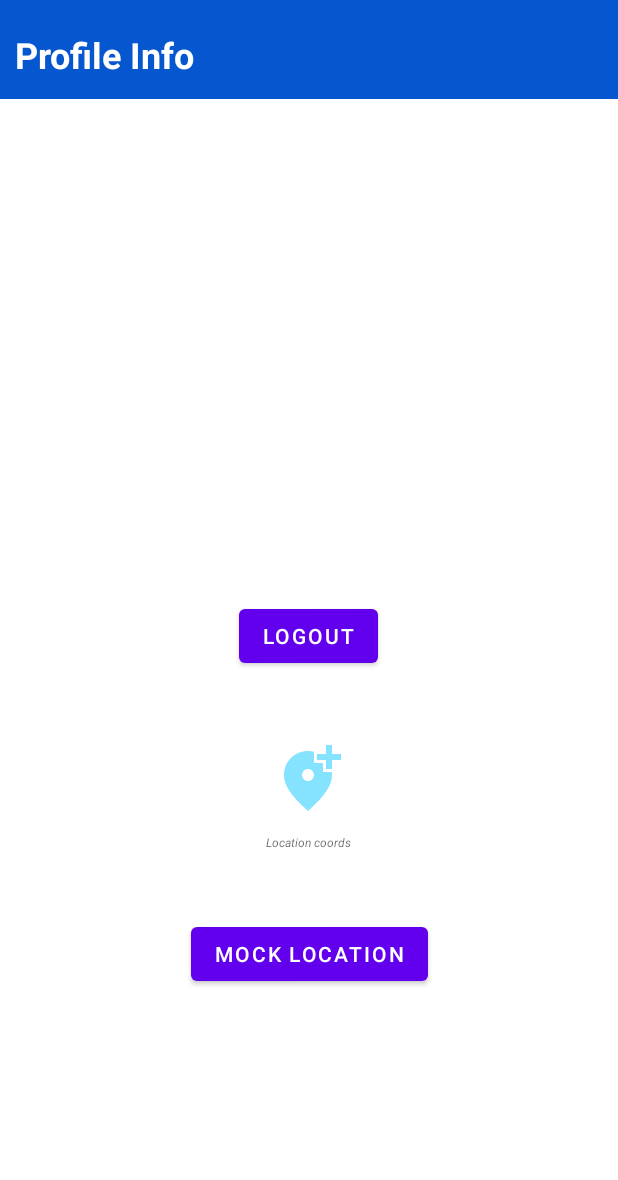
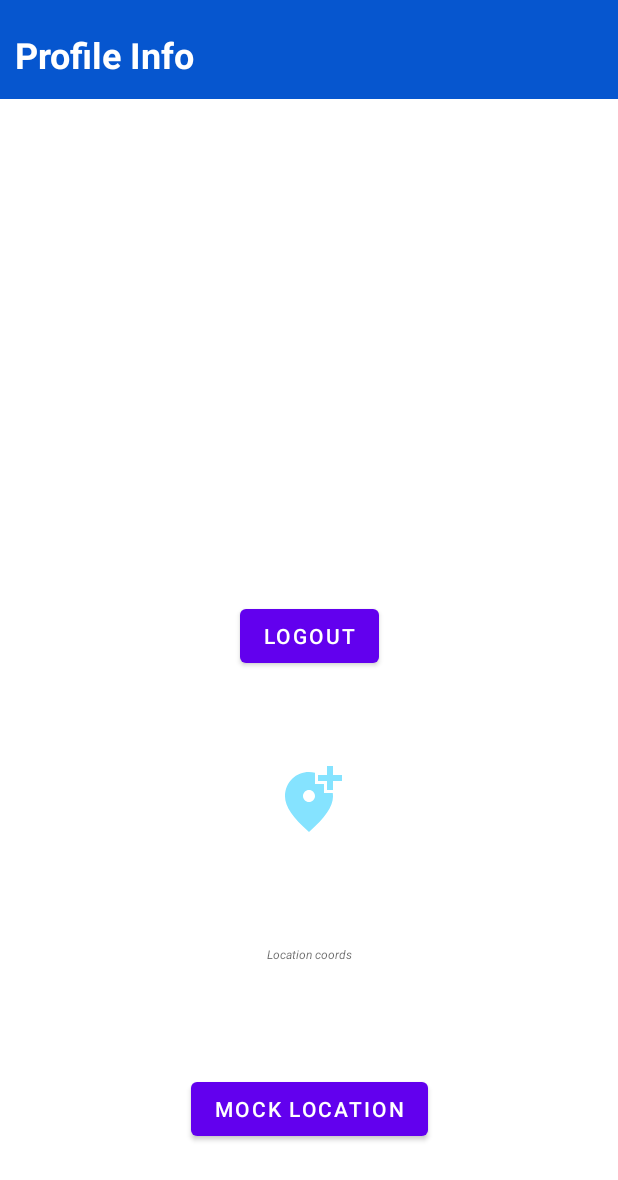
Before and after one commit to d2p/learning-kotlin-hw, an Android app: the layout activity_profile.xml on its own in the app's theme, with its tools: preview values and no code run, on a phone screen of 412 x 824 dp. Shown: the top 1180 px of the screen. Run offline under Robolectric (Android 15) with nearby library versions, the phone set to English and light mode, and no system bars.

Commit message:
Fixed location mocking, and geofence reminder removal upon successful (on time) location-based trigger

```diff
--- a/app/src/main/java/com/ouluuni21/assistedreminder/MapActivity.kt
+++ b/app/src/main/java/com/ouluuni21/assistedreminder/MapActivity.kt
@@ -56,7 +56,7 @@ class MapActivity : AppCompatActivity(), OnMapReadyCallback {
         map = googleMap
         map.uiSettings.isZoomControlsEnabled = true
 
-        val currentCity = LatLng(65.05993246473764, 25.467624998875436)
+        val currentCity = LatLng(65.02274437270525, 25.455896352141004)
         map.addMarker(MarkerOptions().position(currentCity).title("Welcome to Oulu Uni"))
 
         if (!isPermissionGranted()) {
--- a/app/src/main/res/layout/activity_profile.xml
+++ b/app/src/main/res/layout/activity_profile.xml
@@ -13,7 +13,7 @@
         android:text="@string/logout_button"
         app:layout_constraintBottom_toBottomOf="parent"
         app:layout_constraintEnd_toEndOf="parent"
-        app:layout_constraintHorizontal_bias="0.498"
+        app:layout_constraintHorizontal_bias="0.5"
         app:layout_constraintStart_toStartOf="parent"
         app:layout_constraintTop_toBottomOf="@+id/profileName"
         app:layout_constraintVertical_bias="0.17" />
@@ -28,7 +28,7 @@
         android:textSize="28sp"
         app:layout_constraintBottom_toBottomOf="parent"
         app:layout_constraintEnd_toEndOf="parent"
-        app:layout_constraintHorizontal_bias="0.498"
+        app:layout_constraintHorizontal_bias="0.5"
         app:layout_constraintStart_toStartOf="parent"
         app:layout_constraintTop_toBottomOf="@+id/imageView"
         app:layout_constraintVertical_bias="0.098" />
@@ -57,7 +57,7 @@
         android:layout_height="wrap_content"
         app:layout_constraintBottom_toBottomOf="parent"
         app:layout_constraintEnd_toEndOf="parent"
-        app:layout_constraintHorizontal_bias="0.498"
+        app:layout_constraintHorizontal_bias="0.5"
         app:layout_constraintStart_toStartOf="parent"
         app:layout_constraintTop_toBottomOf="@+id/txtUserHeader"
         app:layout_constraintVertical_bias="0.07"
@@ -73,7 +73,8 @@
         app:layout_constraintBottom_toBottomOf="parent"
         app:layout_constraintEnd_toEndOf="parent"
         app:layout_constraintStart_toStartOf="parent"
-        app:layout_constraintTop_toBottomOf="@+id/logout" />
+        app:layout_constraintTop_toBottomOf="@+id/txtMockLocCoords"
+        app:layout_constraintVertical_bias="0.653" />
 
     <ImageView
         android:id="@+id/addMockMapLocation"
@@ -82,27 +83,25 @@
         android:layout_alignParentStart="true"
         android:contentDescription="@string/add_map_location"
         android:scaleType="centerCrop"
-        app:layout_constraintBottom_toTopOf="@+id/btnMockLocation"
+        app:layout_constraintBottom_toTopOf="@+id/txtMockLocCoords"
         app:layout_constraintEnd_toEndOf="parent"
-        app:layout_constraintHorizontal_bias="0.498"
+        app:layout_constraintHorizontal_bias="0.5"
         app:layout_constraintStart_toStartOf="parent"
         app:layout_constraintTop_toBottomOf="@+id/logout"
-        app:layout_constraintVertical_bias="0.404"
         app:srcCompat="@drawable/ic_add_location" />
 
     <TextView
         android:id="@+id/txtMockLocCoords"
         android:layout_width="68dp"
         android:layout_height="38dp"
-        android:layout_marginBottom="20dp"
+        android:gravity="center"
         android:hint="@string/location_coords"
         android:text=""
-        android:gravity="center"
         android:textSize="8sp"
         android:textStyle="italic"
         app:layout_constraintBottom_toTopOf="@+id/btnMockLocation"
         app:layout_constraintEnd_toEndOf="parent"
-        app:layout_constraintHorizontal_bias="0.498"
+        app:layout_constraintHorizontal_bias="0.5"
         app:layout_constraintStart_toStartOf="parent"
         app:layout_constraintTop_toBottomOf="@+id/addMockMapLocation"
         app:layout_constraintVertical_bias="0.0" />
```
Also changed, not shown: app/src/main/java/com/ouluuni21/assistedreminder/GeofenceReceiver.kt (+7 -8 lines), app/src/main/java/com/ouluuni21/assistedreminder/ProfileActivity.kt (+9 -11 lines).
